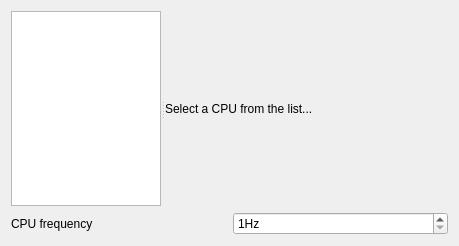
Old version of the form wizard/ui/cpu_select.ui in the repository imby/STM32VLDiscovery_BeRTOS.
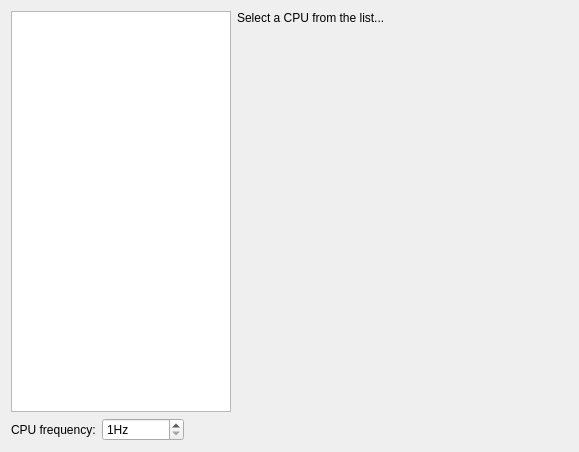
New version of the form.

The edit to the form file:
```diff
--- a/wizard/ui/cpu_select.ui
+++ b/wizard/ui/cpu_select.ui
@@ -6,8 +6,8 @@
    <rect>
     <x>0</x>
     <y>0</y>
-    <width>459</width>
-    <height>246</height>
+    <width>579</width>
+    <height>452</height>
    </rect>
   </property>
   <property name="sizePolicy">
@@ -19,33 +19,57 @@
   <property name="windowTitle">
    <string>Form</string>
   </property>
-  <layout class="QVBoxLayout" name="verticalLayout" stretch="1,0">
+  <layout class="QVBoxLayout" name="verticalLayout_2" stretch="1,0">
    <item>
-    <widget class="QSplitter" name="splitter">
-     <property name="orientation">
-      <enum>Qt::Horizontal</enum>
-     </property>
+    <layout class="QHBoxLayout" name="horizontalLayout" stretch="2,3">
+     <item>
      <widget class="QListWidget" name="cpuList">
-      <property name="maximumSize">
+       <property name="minimumSize">
        <size>
         <width>150</width>
+         <height>0</height>
+        </size>
+       </property>
+       <property name="maximumSize">
+        <size>
+         <width>16777215</width>
         <height>16777215</height>
        </size>
       </property>
      </widget>
+     </item>
+     <item>
+      <layout class="QVBoxLayout" name="verticalLayout">
+       <item>
      <widget class="QLabel" name="descriptionLabel">
       <property name="text">
        <string>Select a CPU from the list...</string>
       </property>
      </widget>
-    </widget>
    </item>
    <item>
-    <layout class="QHBoxLayout" name="horizontalLayout">
+        <spacer name="verticalSpacer">
+         <property name="orientation">
+          <enum>Qt::Vertical</enum>
+         </property>
+         <property name="sizeHint" stdset="0">
+          <size>
+           <width>20</width>
+           <height>40</height>
+          </size>
+         </property>
+        </spacer>
+       </item>
+      </layout>
+     </item>
+    </layout>
+   </item>
+   <item>
+    <layout class="QHBoxLayout" name="horizontalLayout_2" stretch="0,0,1">
      <item>
       <widget class="QLabel" name="frequencyLabel">
        <property name="text">
-        <string>CPU frequency</string>
+        <string>CPU frequency:</string>
        </property>
        <property name="buddy">
         <cstring>frequencySpinBox</cstring>
@@ -71,6 +95,19 @@
        </property>
       </widget>
      </item>
+     <item>
+      <spacer name="horizontalSpacer">
+       <property name="orientation">
+        <enum>Qt::Horizontal</enum>
+       </property>
+       <property name="sizeHint" stdset="0">
+        <size>
+         <width>40</width>
+         <height>20</height>
+        </size>
+       </property>
+      </spacer>
+     </item>
     </layout>
    </item>
   </layout>
```
Lines whose indentation alone changed are shown as unchanged.
